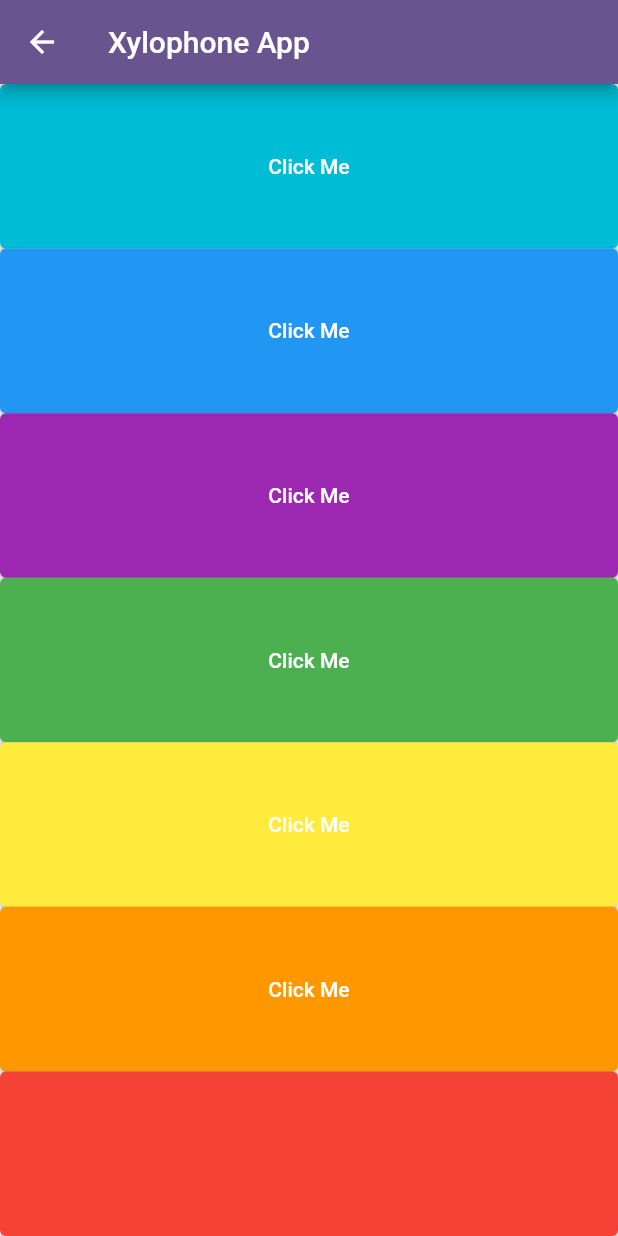
After one commit to Balghari13/angela_prac, a Flutter app: the screen it shows after launch, after a tap on "Xylophone App", on a phone screen of 412 x 824 dp. The commit adds this screen. Run offline on Flutter 3.47's test engine with Material 2 defaults, Android fonts, the phone set to English and light mode, and no system bars; our stand-ins replace audioplayers.

Commit message:
create new xylophone app with sounds added from local assets using audioplayers dependecy

```diff
--- a/lib/main.dart
+++ b/lib/main.dart
@@ -1,5 +1,6 @@
 import 'package:angela_course_prac_repo/Magic8%20ball%20app/magicBall.dart';
 import 'package:angela_course_prac_repo/diceApp.dart';
+import 'package:angela_course_prac_repo/xylophone%20app/xylophone.dart';
 import 'package:flutter/material.dart';
 
 import 'addImgFont.dart';
@@ -49,7 +50,10 @@ class HomePage extends StatelessWidget {
             }, child: const Text('Dice App')),
             ElevatedButton(onPressed: (){
               Navigator.push(context, MaterialPageRoute(builder: (context)=>const MagicBallPage()));
-            }, child: const Text('MagicBall App'))
+            }, child: const Text('MagicBall App')),
+            ElevatedButton(onPressed: (){
+              Navigator.push(context, MaterialPageRoute(builder: (context)=>const XylophoneApp()));
+            }, child: const Text('Xylophone App'))
           ],
         ),
       ),
--- /dev/null
+++ b/lib/xylophone app/xylophone.dart
@@ -0,0 +1,128 @@
+import 'package:flutter/material.dart';
+import 'package:audioplayers/audioplayers.dart';
+
+class XylophoneApp extends StatelessWidget {
+  const XylophoneApp({super.key});
+
+  void playSound(int soundNumber){
+    final player = AudioPlayer();
+    player.play(AssetSource('note$soundNumber.wav'), );
+  }
+
+  @override
+  Widget build(BuildContext context) {
+    return Scaffold(
+      appBar: AppBar(
+        title: Text('Xylophone App'),
+      ),
+      body: SafeArea(
+        child: Center(
+            child: Column(
+              crossAxisAlignment: CrossAxisAlignment.stretch,
+              children: [
+                Expanded(
+                  child: ElevatedButton(
+                    style: ElevatedButton.styleFrom(
+                        backgroundColor: Colors.cyan,
+                    ),
+                    onPressed: (){
+                      playSound(1);
+                      // final player = AudioPlayer();
+                      // player.play(AssetSource('note1.wav'));
+
+                    },
+                    child: Text('Click Me'),
+                  ),
+                ),
+                Expanded(
+                  child: ElevatedButton(
+                    style: ElevatedButton.styleFrom(
+                        backgroundColor: Colors.blue
+                    ),
+                    onPressed: (){
+                      playSound(2);
+                      // final player = AudioPlayer();
+                      // player.play(AssetSource('note2.wav'),);
+
+                    },
+                    child: Text('Click Me'),
+                  ),
+                ),
+                Expanded(
+                  child: ElevatedButton(
+                    style: ElevatedButton.styleFrom(
+                        backgroundColor: Colors.purple
+                    ),
+                    onPressed: (){
+                      playSound(3);
+                     // final player = AudioPlayer();
+                     // player.play(AssetSource('note3.wav'));
+                    },
+                    child: Text('Click Me'),
+                  ),
+                ),
+               Expanded(
+                 child: ElevatedButton(
+                   style: ElevatedButton.styleFrom(
+                       backgroundColor: Colors.green
+                   ),
+                    onPressed: (){
+                      playSound(4);
+                      // final player = AudioPlayer();
+                      // player.play(AssetSource('note4.wav'));
+
+                    },
+                    child: Text('Click Me'),
+                  ),
+               ),
+                Expanded(
+                  child: ElevatedButton(
+                    style: ElevatedButton.styleFrom(
+                        backgroundColor: Colors.yellow
+                    ),
+                    onPressed: (){
+                      playSound(5);
+                      // final player = AudioPlayer();
+                      // player.play(AssetSource('note5.wav'));
+
+                    },
+                    child: Text('Click Me'),
+                  ),
+                ),
+                Expanded(
+                  child: ElevatedButton(
+                    style: ElevatedButton.styleFrom(
+                      backgroundColor: Colors.orange
+                    ),
+                    onPressed: (){
+                      playSound(6);
+                      // final player = AudioPlayer();
+                      // player.play(AssetSource('note6.wav'));
+
+                    },
+                    child: Text('Click Me'),
+                  ),
+                ),
+                Expanded(
+                  child: ElevatedButton(
+                    style: ElevatedButton.styleFrom(
+                      backgroundColor: Colors.red,
+                    ),
+                    onPressed: (){
+                      playSound(7);
+                      // final player = AudioPlayer();
+                      // player.play(AssetSource('note7.wav'));
+
+                    },
+                    child: Text(''),
+
+                  ),
+                ),
+              ],
+            ),
+
+        ),
+      ),
+    );
+  }
+}
--- a/pubspec.yaml
+++ b/pubspec.yaml
@@ -35,6 +35,7 @@ dependencies:
   # The following adds the Cupertino Icons font to your application.
   # Use with the CupertinoIcons class for iOS style icons.
   cupertino_icons: ^1.0.2
+  audioplayers: ^5.1.0
 
 dev_dependencies:
   flutter_test:
@@ -60,6 +61,7 @@ flutter:
 
   # To add assets to your application, add an assets section, like this:
   assets:
+    - assets/
     - assets/images/
   #   - images/a_dot_ham.jpeg
 
```
Also changed, not shown: pubspec.lock, 7 other files.
